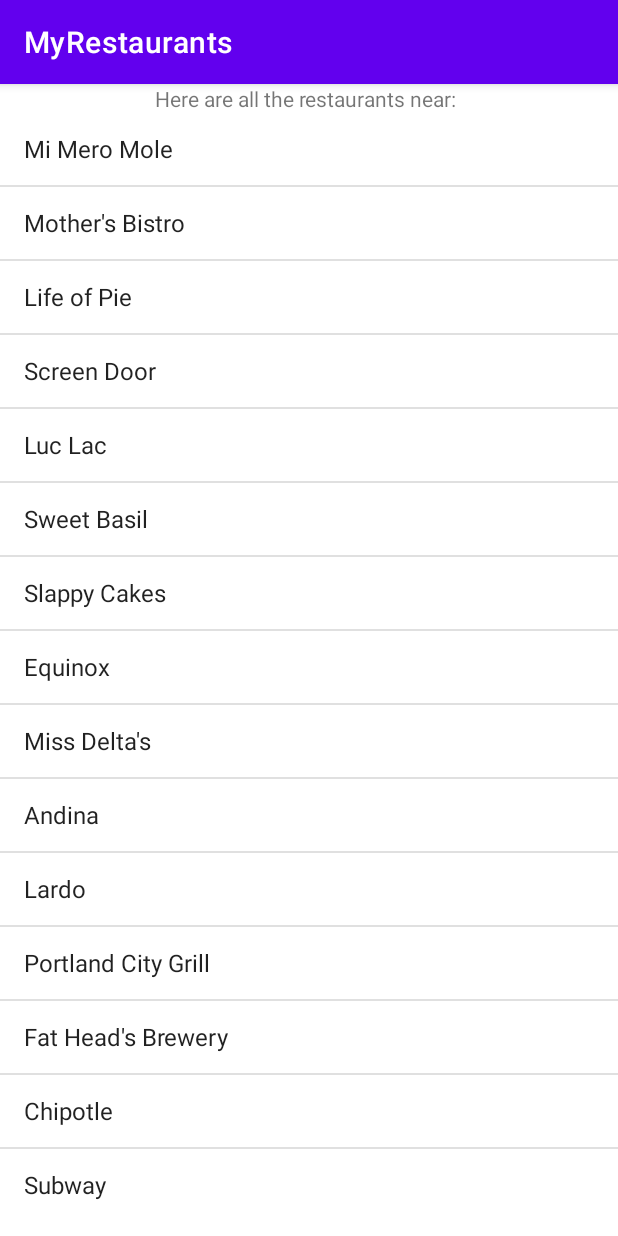
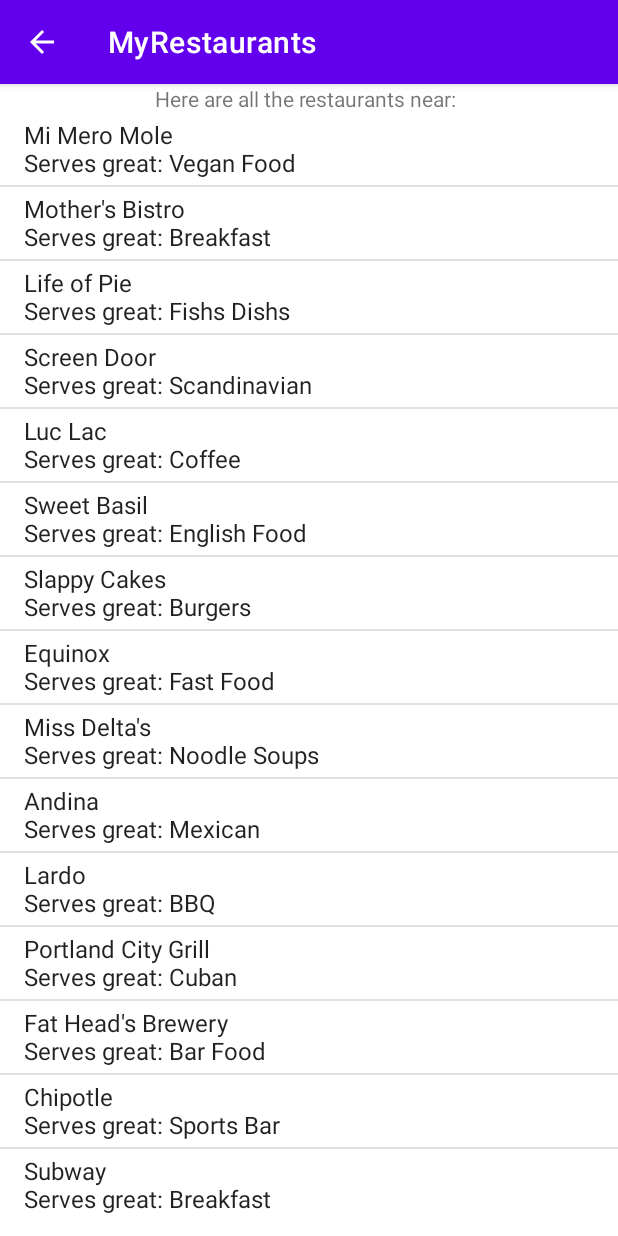
Before and after one commit to Breens-Mbaka/MyRestaurant, an Android app: the screen it shows after launch (RestaurantsActivity), after a tap on "FIND RESTAURANTS", on a phone screen of 412 x 824 dp. Run offline under Robolectric (Android 15) with nearby library versions, the phone set to English and light mode, and no system bars; our stand-ins replace ButterKnife; Roboto replaces fonts that are not available here.

```diff
--- a/app/src/main/AndroidManifest.xml
+++ b/app/src/main/AndroidManifest.xml
@@ -9,8 +9,13 @@
         android:roundIcon="@mipmap/ic_launcher_round"
         android:supportsRtl="true"
         android:theme="@style/Theme.MyRestaurants">
-        <activity android:name=".RestaurantsActivity"></activity>
-        <activity android:name=".MainActivity">
+        <activity android:name=".RestaurantsActivity">
+            <meta-data
+                android:name="android.support.PARENT_ACTIVITY"
+                android:value="com.moringaschool.myrestaurants.MainActivity">
+            </meta-data>
+        </activity>
+        <activity android:name=".MainActivity" android:theme="@style/NoActionBarTheme">
             <intent-filter>
                 <action android:name="android.intent.action.MAIN" />
 
--- a/app/src/main/java/com/moringaschool/myrestaurants/MainActivity.java
+++ b/app/src/main/java/com/moringaschool/myrestaurants/MainActivity.java
@@ -12,7 +12,7 @@ import androidx.appcompat.app.AppCompatActivity;
 import butterknife.BindView;
 import butterknife.ButterKnife;
 
-public class MainActivity extends AppCompatActivity {
+public class MainActivity extends AppCompatActivity implements View.OnClickListener {
     @BindView(R.id.findRestaurantsButton) Button mFindRestaurantsButton;
     @BindView(R.id.locationEditText) EditText mLocationEditText;
     @BindView(R.id.appNameTextView) TextView mAppNameTextView;
@@ -24,15 +24,17 @@ public class MainActivity extends AppCompatActivity {
 
         ButterKnife.bind(this);
 
-        mFindRestaurantsButton.setOnClickListener(new View.OnClickListener(){
+        mFindRestaurantsButton.setOnClickListener(this);
+    }
+
     @Override
-            public void onClick(View v){
+    public void onClick(View v) {
+        if(v == mFindRestaurantsButton) {
             String location = mLocationEditText.getText().toString();
             Intent intent = new Intent(MainActivity.this, RestaurantsActivity.class);
 
             intent.putExtra("location",location);
             startActivity(intent);
         }
-        });
     }
 }
--- /dev/null
+++ b/app/src/main/java/com/moringaschool/myrestaurants/MyRestaurantsArrayAdapter.java
@@ -0,0 +1,28 @@
+package com.moringaschool.myrestaurants;
+
+import android.content.Context;
+import android.widget.ArrayAdapter;
+
+public class MyRestaurantsArrayAdapter extends ArrayAdapter {
+    private Context mContext;
+    private String[] mRestaurants;
+    private String[] mCuisines;
+
+
+    public MyRestaurantsArrayAdapter(Context mContext, int resource, String[] mRestaurants, String[] mCuisines) {
+        super(mContext, resource);
+        this.mContext = mContext;
+        this.mRestaurants = mRestaurants;
+        this.mCuisines = mCuisines;
+    }
+    @Override
+    public Object getItem(int position) {
+        String restaurant = mRestaurants[position];
+        String cuisine = mCuisines[position];
+        return String.format("%s \nServes great: %s", restaurant, cuisine);
+    }
+    @Override
+    public int getCount() {
+        return mRestaurants.length;
+    }
+}
--- a/app/src/main/java/com/moringaschool/myrestaurants/RestaurantsActivity.java
+++ b/app/src/main/java/com/moringaschool/myrestaurants/RestaurantsActivity.java
@@ -24,6 +24,7 @@ public class RestaurantsActivity extends AppCompatActivity {
             "Slappy Cakes", "Equinox", "Miss Delta's", "Andina",
             "Lardo", "Portland City Grill", "Fat Head's Brewery",
             "Chipotle", "Subway"};
+    private String[] cuisines = new String[] {"Vegan Food", "Breakfast", "Fishs Dishs", "Scandinavian", "Coffee", "English Food", "Burgers", "Fast Food", "Noodle Soups", "Mexican", "BBQ", "Cuban", "Bar Food", "Sports Bar", "Breakfast", "Mexican" };
 
     @Override
     protected void onCreate(Bundle savedInstanceState) {
@@ -32,7 +33,8 @@ public class RestaurantsActivity extends AppCompatActivity {
 
         ButterKnife.bind(this);
 
-        ArrayAdapter<String> adapter = new ArrayAdapter<>(this, android.R.layout.simple_list_item_1, restaurants);
+        //ArrayAdapter<String> adapter = new ArrayAdapter<>(this, android.R.layout.simple_list_item_1, restaurants,cuisines);
+        MyRestaurantsArrayAdapter adapter = new MyRestaurantsArrayAdapter(this, android.R.layout.simple_list_item_1, restaurants, cuisines);
         mListView.setAdapter(adapter);
 
         mListView.setOnItemClickListener(new AdapterView.OnItemClickListener() {
--- a/app/src/main/res/values/themes.xml
+++ b/app/src/main/res/values/themes.xml
@@ -13,4 +13,6 @@
         <item name="android:statusBarColor" tools:targetApi="l">?attr/colorPrimaryVariant</item>
         <!-- Customize your theme here. -->
     </style>
+
+    <style name="NoActionBarTheme" parent="Theme.AppCompat.Light.NoActionBar" />
 </resources>
```
Lines whose indentation alone changed are shown as unchanged.
